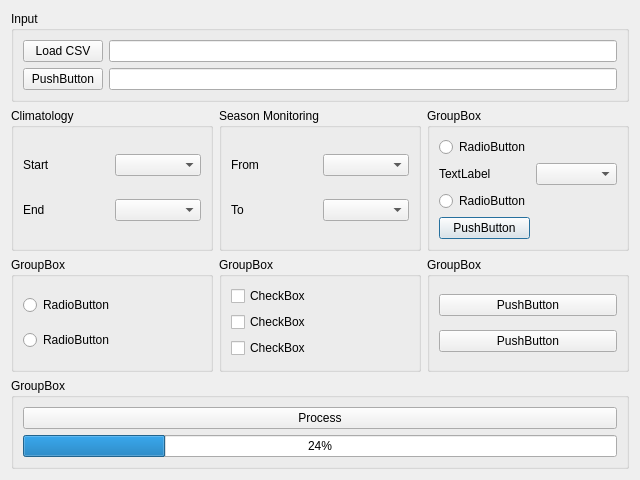
First picture: the form in nsmpg_dialog_base.ui, repository JuanPDiazL/SMPG, before the edit.
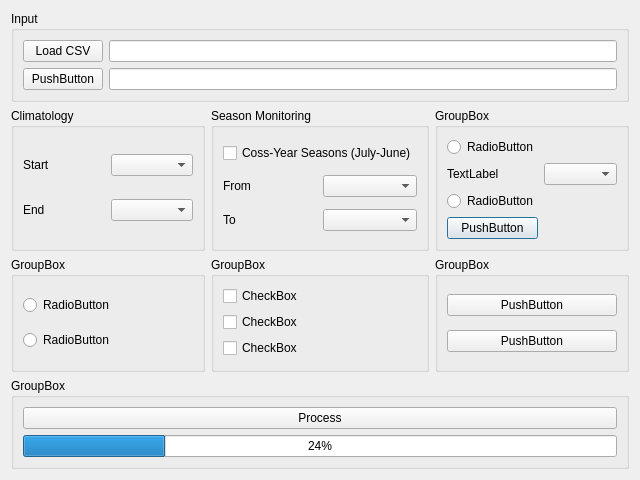
Second picture: the form after the edit.

Commit message: bug and quality fixes, and support for cross years were added

What changed in the file:
```diff
--- a/nsmpg_dialog_base.ui
+++ b/nsmpg_dialog_base.ui
@@ -112,26 +112,33 @@
       <string>Season Monitoring</string>
      </property>
      <layout class="QGridLayout" name="gridLayout_5">
-      <item row="0" column="1">
-       <widget class="QComboBox" name="seasonStartComboBox"/>
-      </item>
-      <item row="1" column="1">
+      <item row="2" column="1">
        <widget class="QComboBox" name="seasonEndComboBox"/>
       </item>
-      <item row="0" column="0">
+      <item row="1" column="1">
+       <widget class="QComboBox" name="seasonStartComboBox"/>
+      </item>
+      <item row="1" column="0">
        <widget class="QLabel" name="sestartlabel">
         <property name="text">
          <string>From</string>
         </property>
        </widget>
       </item>
-      <item row="1" column="0">
+      <item row="2" column="0">
        <widget class="QLabel" name="sesendlabel">
         <property name="text">
          <string>To</string>
         </property>
        </widget>
       </item>
+      <item row="0" column="0" colspan="2">
+       <widget class="QCheckBox" name="crossYearsCheckBox">
+        <property name="text">
+         <string>Coss-Year Seasons (July-June)</string>
+        </property>
+       </widget>
+      </item>
      </layout>
     </widget>
    </item>
```
The commit also changes 8 other files.
